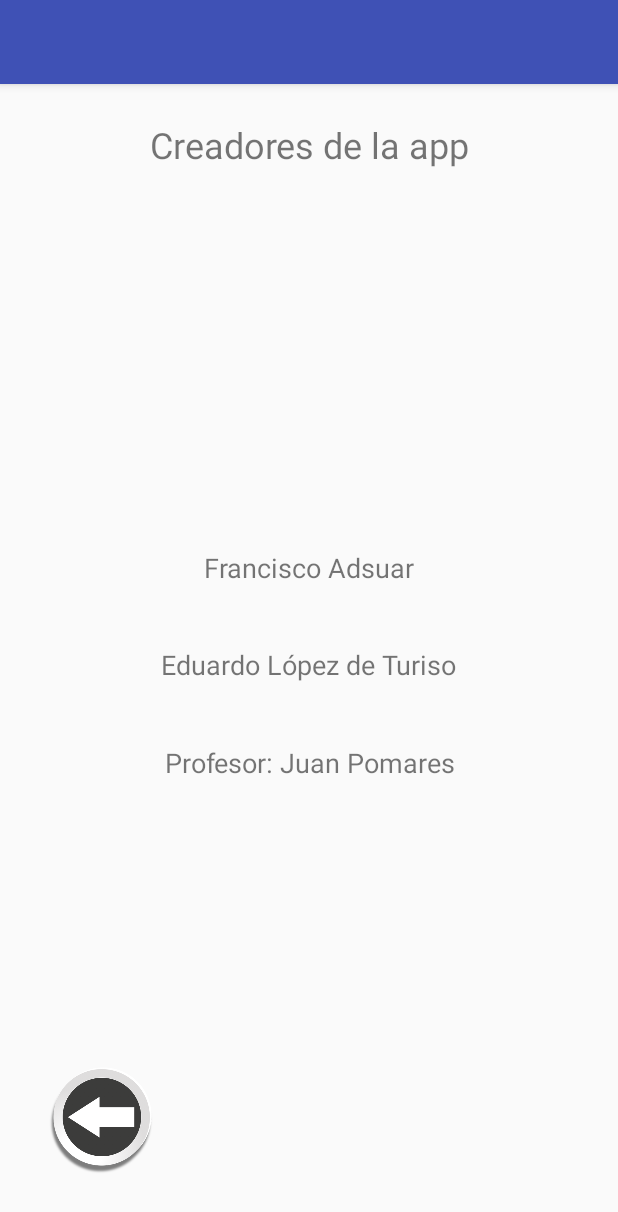
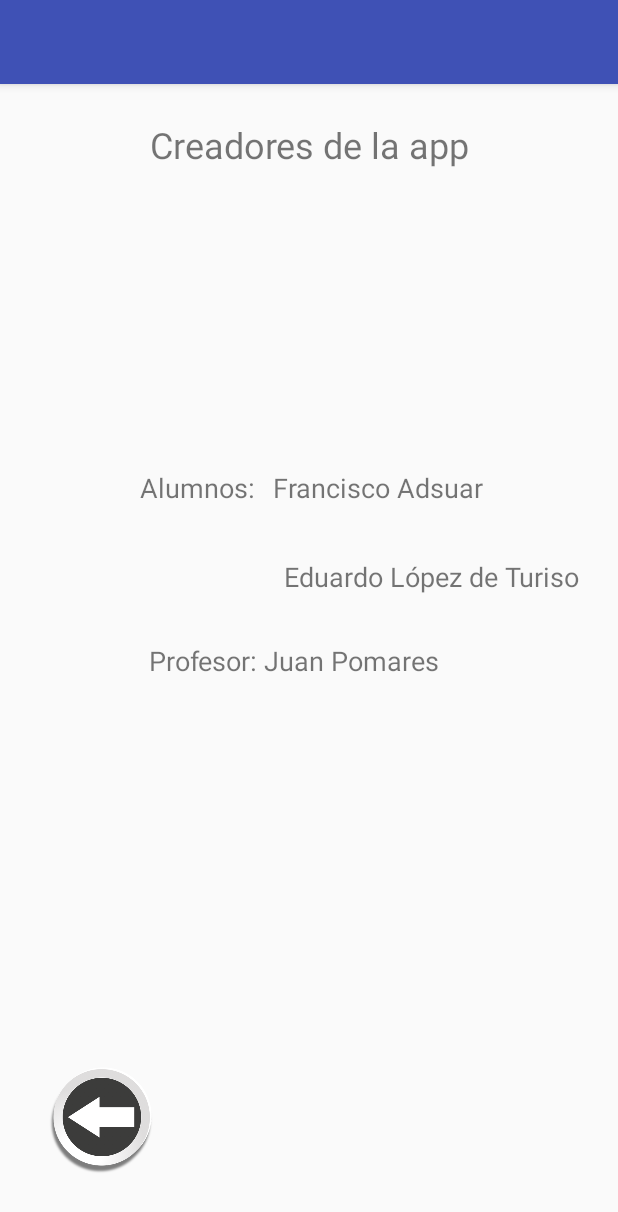
Before and after one commit to eduldtv/Sockets, an Android app: the ClaseAbout screen opened directly, with no data from a screen before it, on a phone screen of 412 x 824 dp. Shown: the top 1212 px of the screen. Run offline under Robolectric (Android 15) with nearby library versions, the phone set to English and light mode, and no system bars.

Commit message:
Merge remote-tracking branch 'origin/master'
# Conflicts:
#	app/src/main/res/layout/layout_clase_principal.xml

```diff
--- a/app/src/main/java/es/fempa/juanpomares/sockets/ClaseAbout.java
+++ b/app/src/main/java/es/fempa/juanpomares/sockets/ClaseAbout.java
@@ -1,7 +1,10 @@
 package es.fempa.juanpomares.sockets;
 
+import android.content.Intent;
 import android.support.v7.app.AppCompatActivity;
 import android.os.Bundle;
+import android.view.View;
+import android.widget.Button;
 
 public class ClaseAbout extends AppCompatActivity {
 
@@ -9,5 +12,15 @@ public class ClaseAbout extends AppCompatActivity {
     protected void onCreate(Bundle savedInstanceState) {
         super.onCreate(savedInstanceState);
         setContentView(R.layout.activity_clase_about);
+
+        Button b_atras = (Button) findViewById(R.id.button3);
+
+        b_atras.setOnClickListener(new View.OnClickListener() {
+            @Override
+            public void onClick(View view) {
+                Intent intentPrincipal = new Intent(ClaseAbout.this, ClasePrincipal.class);
+                startActivity(intentPrincipal);
+            }
+        });
     }
 }
--- a/app/src/main/java/es/fempa/juanpomares/sockets/ClasePrincipal.java
+++ b/app/src/main/java/es/fempa/juanpomares/sockets/ClasePrincipal.java
@@ -12,6 +12,16 @@ public class ClasePrincipal extends AppCompatActivity {
     protected void onCreate(Bundle savedInstanceState) {
         super.onCreate(savedInstanceState);
         setContentView(R.layout.layout_clase_principal);
+
+        Button botonCreadoPor = (Button) findViewById(R.id.b_creado_por);
+
+        botonCreadoPor.setOnClickListener(new View.OnClickListener() {
+            @Override
+            public void onClick(View view) {
+                Intent intentCreadores = new Intent(ClasePrincipal.this, ClaseAbout.class);
+                startActivity(intentCreadores);
+            }
+        });
     }
 
     public void manejador(View v){
--- a/app/src/main/res/layout/activity_clase_about.xml
+++ b/app/src/main/res/layout/activity_clase_about.xml
@@ -23,25 +23,27 @@
         android:id="@+id/textView7"
         android:layout_width="wrap_content"
         android:layout_height="wrap_content"
-        android:text="Eduardo López de Turiso"
+        android:text="  Eduardo López de Turiso"
         android:textSize="18sp"
         app:layout_constraintBottom_toBottomOf="parent"
         app:layout_constraintEnd_toEndOf="parent"
+        app:layout_constraintHorizontal_bias="0.877"
         app:layout_constraintStart_toStartOf="parent"
         app:layout_constraintTop_toTopOf="parent"
-        app:layout_constraintVertical_bias="0.504" />
+        app:layout_constraintVertical_bias="0.425" />
 
     <TextView
         android:id="@+id/textView8"
         android:layout_width="wrap_content"
         android:layout_height="wrap_content"
-        android:text="Francisco Adsuar"
+        android:text="  Francisco Adsuar"
         android:textSize="18sp"
         app:layout_constraintBottom_toBottomOf="parent"
         app:layout_constraintEnd_toEndOf="parent"
+        app:layout_constraintHorizontal_bias="0.659"
         app:layout_constraintStart_toStartOf="parent"
         app:layout_constraintTop_toTopOf="parent"
-        app:layout_constraintVertical_bias="0.417" />
+        app:layout_constraintVertical_bias="0.345" />
 
     <TextView
         android:id="@+id/textView9"
@@ -51,10 +53,9 @@
         android:textSize="18sp"
         app:layout_constraintBottom_toBottomOf="parent"
         app:layout_constraintEnd_toEndOf="parent"
-        app:layout_constraintHorizontal_bias="0.502"
+        app:layout_constraintHorizontal_bias="0.455"
         app:layout_constraintStart_toStartOf="parent"
-        app:layout_constraintTop_toTopOf="parent"
-        app:layout_constraintVertical_bias="0.592" />
+        app:layout_constraintTop_toTopOf="parent" />
 
     <Button
         android:id="@+id/button3"
@@ -67,4 +68,17 @@
         app:layout_constraintStart_toStartOf="parent"
         app:layout_constraintTop_toTopOf="parent"
         app:layout_constraintVertical_bias="0.961" />
+
+    <TextView
+        android:id="@+id/textView10"
+        android:layout_width="wrap_content"
+        android:layout_height="wrap_content"
+        android:text="Alumnos:"
+        android:textSize="18sp"
+        app:layout_constraintBottom_toBottomOf="parent"
+        app:layout_constraintEnd_toEndOf="parent"
+        app:layout_constraintHorizontal_bias="0.278"
+        app:layout_constraintStart_toStartOf="parent"
+        app:layout_constraintTop_toTopOf="parent"
+        app:layout_constraintVertical_bias="0.345" />
 </android.support.constraint.ConstraintLayout>
--- a/app/src/main/res/layout/layout_clase_principal.xml
+++ b/app/src/main/res/layout/layout_clase_principal.xml
@@ -46,7 +46,7 @@
         app:layout_constraintVertical_bias="0.271" />
 
     <Button
-        android:id="@+id/button2"
+        android:id="@+id/b_creado_por"
         android:layout_width="100dp"
         android:layout_height="100dp"
         android:background="@drawable/creado"
```
